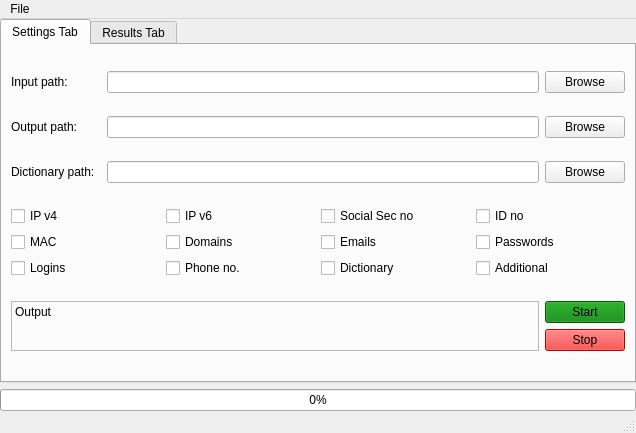
This is Code/gui/main_window.ui in CyberzSentry/EngineeringThesis as Qt 5 draws it before an edit. The edited form follows.
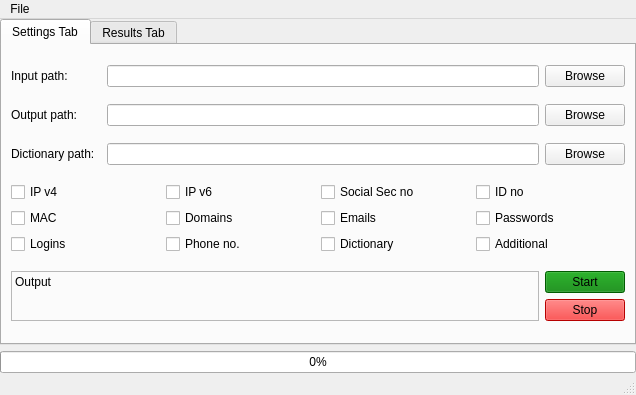
This is the edited form.

Commit message: Updated gui with file options

```diff
--- a/Code/gui/main_window.ui
+++ b/Code/gui/main_window.ui
@@ -7,7 +7,7 @@
     <x>0</x>
     <y>0</y>
     <width>636</width>
-    <height>433</height>
+    <height>395</height>
    </rect>
   </property>
   <property name="windowTitle">
```
Left out of the diff: 12 changed lines with no effect on the pictures. The commit also changes 1 other file.
